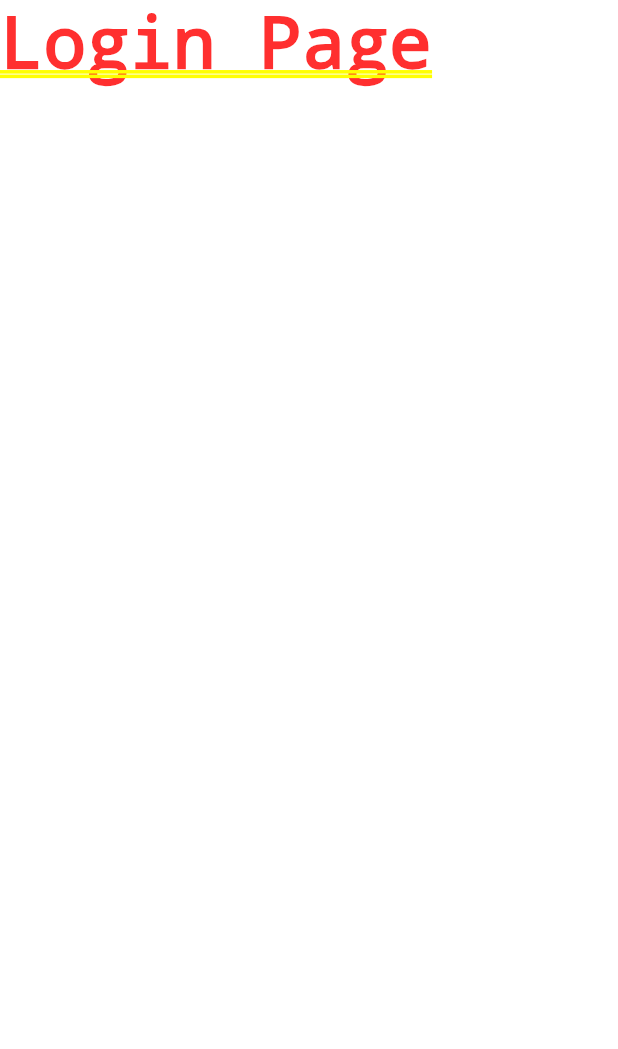
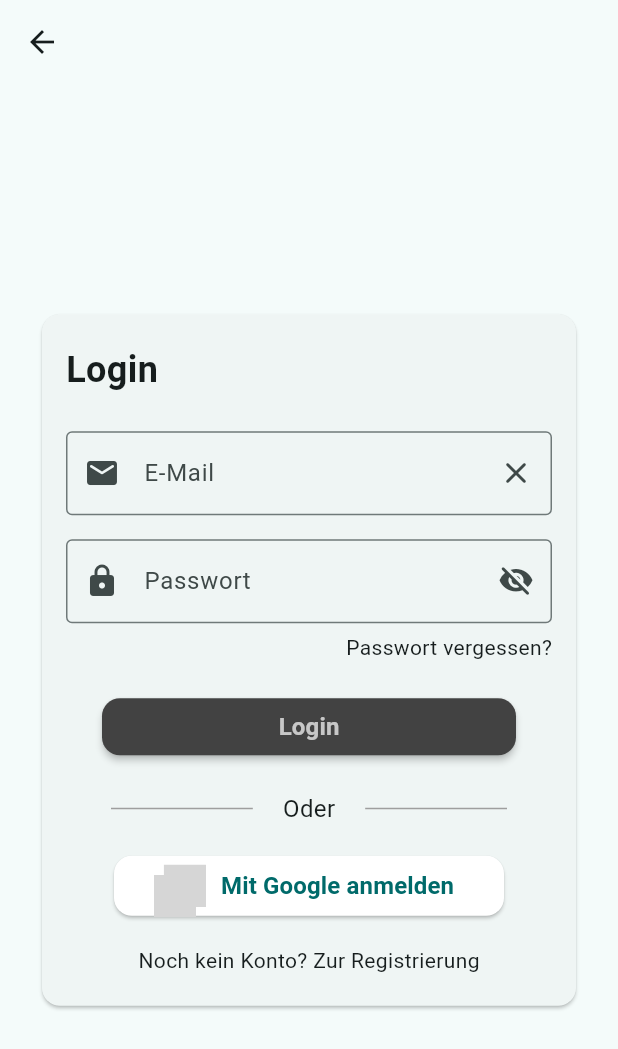
Before and after one commit to Marcel9494/haushaltsbuch_budget_tracker, a Flutter app: the screen it shows after launch, after a tap on "Registrieren", after a tap on "Bereits registriert? Zum Login", on a phone screen of 412 x 824 dp. Shown: the top 1049 px of the screen. Run offline on Flutter 3.47's test engine with Material 3 defaults, Android fonts, the phone set to English and light mode, and no system bars; drawn by our look-alikes of rounded_loading_button; our stand-ins replace another_flushbar, auth_buttons, email_validator, page_transition, supabase_flutter; accounts and stored records are empty; network calls fail; grey boxes are pictures that could not be loaded.

Commit message:
Login implementiert
- Der Benutzer kann sich nun mit seiner E-Mail und Passwort oder mit seiner Google E-Mail einloggen.
- PageTransitions hinzugefügt für kleine Seiten Übergangsanimationen.

```diff
--- a/lib/core/consts/animation_consts.dart
+++ b/lib/core/consts/animation_consts.dart
@@ -1,3 +1,3 @@
 const buttonResetAnimationInMs = 1200;
-const fadeInAnimationDurationInMs = 1300;
+const fadeInAnimationDurationInMs = 800;
 const fadeInAnimationDelayInMs = 200;
--- a/lib/core/consts/route_consts.dart
+++ b/lib/core/consts/route_consts.dart
@@ -1,3 +1,4 @@
 const registerRoute = 'register';
 const loginRoute = 'login';
+const forgotPasswordRoute = 'forgot_password';
 const homeRoute = 'home';
--- a/lib/core/utils/page_transitions.dart
+++ /dev/null
@@ -1,18 +0,0 @@
-import 'package:flutter/material.dart';
-
-class PageTransitions {
-  static Route fade(Widget page) => PageRouteBuilder(
-        pageBuilder: (_, __, ___) => page,
-        transitionsBuilder: (_, animation, __, child) => FadeTransition(opacity: animation, child: child),
-        transitionDuration: const Duration(milliseconds: 500),
-      );
-
-  static Route slideFromRight(Widget page) => PageRouteBuilder(
-        pageBuilder: (_, __, ___) => page,
-        transitionsBuilder: (_, animation, __, child) {
-          final offset = Tween(begin: const Offset(1, 0), end: Offset.zero).chain(CurveTween(curve: Curves.easeOut));
-          return SlideTransition(position: animation.drive(offset), child: child);
-        },
-        transitionDuration: const Duration(milliseconds: 400),
-      );
-}
--- /dev/null
+++ b/lib/features/auth/presentation/pages/forgot_password_page.dart
@@ -0,0 +1,15 @@
+import 'package:flutter/material.dart';
+
+class ForgotPasswordPage extends StatefulWidget {
+  const ForgotPasswordPage({super.key});
+
+  @override
+  State<ForgotPasswordPage> createState() => _ForgotPasswordPageState();
+}
+
+class _ForgotPasswordPageState extends State<ForgotPasswordPage> {
+  @override
+  Widget build(BuildContext context) {
+    return const Text('Forgot Password Page');
+  }
+}
--- a/lib/features/auth/presentation/pages/login_page.dart
+++ b/lib/features/auth/presentation/pages/login_page.dart
@@ -1,4 +1,20 @@
+import 'dart:async';
+
 import 'package:flutter/material.dart';
+import 'package:haushaltsbuch_budget_tracker/core/consts/route_consts.dart';
+import 'package:haushaltsbuch_budget_tracker/features/auth/presentation/widgets/buttons/forgot_password_link_button.dart';
+import 'package:rounded_loading_button/rounded_loading_button.dart';
+import 'package:supabase_flutter/supabase_flutter.dart';
+
+import '../../../../core/consts/animation_consts.dart';
+import '../../../../core/utils/app_flushbar.dart';
+import '../../../../l10n/app_localizations.dart';
+import '../../../shared/presentation/widgets/buttons/animated_loading_button.dart';
+import '../../../shared/presentation/widgets/input_fields/email_input_field.dart';
+import '../../../shared/presentation/widgets/input_fields/password_input_field.dart';
+import '../widgets/buttons/google_sign_in_button.dart';
+import '../widgets/deco/divider_with_text.dart';
+import '../widgets/deco/title_text.dart';
 
 class LoginPage extends StatefulWidget {
   const LoginPage({super.key});
@@ -8,8 +24,110 @@ class LoginPage extends StatefulWidget {
 }
 
 class _LoginPageState extends State<LoginPage> {
+  final GlobalKey<FormState> _loginFormKey = GlobalKey<FormState>();
+  final TextEditingController _emailController = TextEditingController();
+  final TextEditingController _passwordController = TextEditingController();
+  final RoundedLoadingButtonController _loginButtonController = RoundedLoadingButtonController();
+  double _cardOpacity = 0.0;
+
+  @override
+  void initState() {
+    super.initState();
+
+    Future.delayed(const Duration(milliseconds: fadeInAnimationDelayInMs), () {
+      setState(() {
+        _cardOpacity = 1.0;
+      });
+    });
+  }
+
+  Future<void> _loginUser() async {
+    final t = AppLocalizations.of(context);
+    if (_loginFormKey.currentState!.validate() == false) {
+      _loginButtonController.error();
+      Future.delayed(const Duration(milliseconds: buttonResetAnimationInMs), () {
+        _loginButtonController.reset();
+      });
+      return;
+    }
+
+    try {
+      await Supabase.instance.client.auth.signInWithPassword(
+        email: _emailController.text.trim(),
+        password: _passwordController.text.trim(),
+      );
+    } on AuthException catch (e) {
+      AppFlushbar.show(context, message: e.message);
+      _loginButtonController.error();
+      Timer(const Duration(milliseconds: buttonResetAnimationInMs), () {
+        _loginButtonController.reset();
+      });
+      return;
+    } catch (e) {
+      AppFlushbar.show(context, message: t.translate('unknown_error'));
+      _loginButtonController.error();
+      Timer(const Duration(milliseconds: buttonResetAnimationInMs), () {
+        _loginButtonController.reset();
+      });
+      return;
+    }
+
+    _loginButtonController.success();
+  }
+
   @override
   Widget build(BuildContext context) {
-    return const Text('Login Page');
+    final t = AppLocalizations.of(context);
+    return Scaffold(
+      appBar: AppBar(),
+      body: Center(
+        child: SingleChildScrollView(
+          child: Padding(
+            padding: const EdgeInsets.symmetric(horizontal: 24.0),
+            child: AnimatedOpacity(
+              duration: const Duration(milliseconds: fadeInAnimationDurationInMs),
+              curve: Curves.easeOut,
+              opacity: _cardOpacity,
+              child: Card(
+                child: Padding(
+                  padding: const EdgeInsets.symmetric(horizontal: 16.0, vertical: 20.0),
+                  child: Form(
+                    key: _loginFormKey,
+                    child: Column(
+                      mainAxisSize: MainAxisSize.min,
+                      mainAxisAlignment: MainAxisAlignment.center,
+                      children: [
+                        TitleText(text: t.translate('login')),
+                        SizedBox(height: 24),
+                        EmailInputField(emailController: _emailController),
+                        SizedBox(height: 16),
+                        PasswordInputField(passwordController: _passwordController),
+                        SizedBox(height: 6),
+                        ForgotPasswordLinkButton(),
+                        SizedBox(height: 24),
+                        AnimatedLoadingButton(
+                          controller: _loginButtonController,
+                          text: t.translate('login'),
+                          onPressed: () => _loginUser(),
+                        ),
+                        SizedBox(height: 24),
+                        DividerWithText(text: t.translate('or')),
+                        SizedBox(height: 20),
+                        GoogleSignInButton(text: t.translate('login_with_google')),
+                        SizedBox(height: 20),
+                        GestureDetector(
+                          onTap: () => Navigator.pushNamed(context, registerRoute),
+                          child: Text(t.translate('no_account_yet')),
+                        ),
+                      ],
+                    ),
+                  ),
+                ),
+              ),
+            ),
+          ),
+        ),
+      ),
+    );
   }
 }
--- a/lib/features/auth/presentation/pages/register_page.dart
+++ b/lib/features/auth/presentation/pages/register_page.dart
@@ -9,12 +9,11 @@ import 'package:rounded_loading_button/rounded_loading_button.dart';
 import 'package:supabase_flutter/supabase_flutter.dart';
 
 import '../../../../core/consts/animation_consts.dart';
+import '../../../../core/consts/route_consts.dart';
 import '../../../../core/utils/app_flushbar.dart';
-import '../../../../core/utils/page_transitions.dart';
 import '../../../../l10n/app_localizations.dart';
 import '../../../shared/presentation/widgets/buttons/animated_loading_button.dart';
 import '../widgets/deco/title_text.dart';
-import 'login_page.dart';
 
 class RegisterPage extends StatefulWidget {
   const RegisterPage({super.key});
@@ -79,6 +78,7 @@ class _RegisterPageState extends State<RegisterPage> {
   Widget build(BuildContext context) {
     final t = AppLocalizations.of(context);
     return Scaffold(
+      appBar: AppBar(),
       body: Center(
         child: SingleChildScrollView(
           child: Padding(
@@ -113,7 +113,7 @@ class _RegisterPageState extends State<RegisterPage> {
                         GoogleSignInButton(text: t.translate('register_with_google')),
                         SizedBox(height: 20),
                         GestureDetector(
-                          onTap: () => Navigator.of(context).push(PageTransitions.slideFromRight(const LoginPage())),
+                          onTap: () => Navigator.pushNamed(context, loginRoute),
                           child: Text(t.translate('already_have_account')),
                         ),
                       ],
--- /dev/null
+++ b/lib/features/auth/presentation/widgets/buttons/forgot_password_link_button.dart
@@ -0,0 +1,22 @@
+import 'package:flutter/material.dart';
+import 'package:haushaltsbuch_budget_tracker/l10n/app_localizations.dart';
+
+import '../../../../../core/consts/route_consts.dart';
+
+class ForgotPasswordLinkButton extends StatelessWidget {
+  const ForgotPasswordLinkButton({super.key});
+
+  @override
+  Widget build(BuildContext context) {
+    final t = AppLocalizations.of(context);
+    return Row(
+      mainAxisAlignment: MainAxisAlignment.end,
+      children: [
+        GestureDetector(
+          onTap: () => Navigator.pushNamed(context, forgotPasswordRoute),
+          child: Text(t.translate('forgot_password')),
+        ),
+      ],
+    );
+  }
+}
--- a/lib/l10n/app_de.dart
+++ b/lib/l10n/app_de.dart
@@ -6,6 +6,10 @@ const Map<String, String> de = {
   'password': 'Passwort',
   'or': 'Oder',
   'already_have_account': 'Bereits registriert? Zum Login',
+  'login': 'Login',
+  'forgot_password': 'Passwort vergessen?',
+  'login_with_google': 'Mit Google anmelden',
+  'no_account_yet': 'Noch kein Konto? Zur Registrierung',
   // Error Messages
   'empty_email_error': 'Bitte geben Sie eine E-Mail Adresse ein.',
   'invalid_email_error': 'Bitte geben Sie eine gültige E-Mail Adresse ein.',
--- a/lib/main.dart
+++ b/lib/main.dart
@@ -1,6 +1,8 @@
 import 'package:flutter/material.dart';
 import 'package:flutter/services.dart';
 import 'package:flutter_localizations/flutter_localizations.dart';
+import 'package:haushaltsbuch_budget_tracker/features/auth/presentation/pages/forgot_password_page.dart';
+import 'package:page_transition/page_transition.dart';
 import 'package:supabase_flutter/supabase_flutter.dart';
 
 import 'core/consts/route_consts.dart';
@@ -96,9 +98,31 @@ class MyApp extends StatelessWidget {
       navigatorKey: navigatorKey,
       home: const RegisterPage(),
       routes: {
-        registerRoute: (context) => const RegisterPage(),
-        loginRoute: (context) => const LoginPage(),
-        homeRoute: (context) => const HomePage(),
+        forgotPasswordRoute: (context) => const ForgotPasswordPage(),
+      },
+      onGenerateRoute: (settings) {
+        switch (settings.name) {
+          case registerRoute:
+            return PageTransition(
+              type: PageTransitionType.fade,
+              settings: settings,
+              child: RegisterPage(),
+            );
+          case loginRoute:
+            return PageTransition(
+              type: PageTransitionType.fade,
+              settings: settings,
+              child: LoginPage(),
+            );
+          case homeRoute:
+            return PageTransition(
+              type: PageTransitionType.fade,
+              settings: settings,
+              child: HomePage(),
+            );
+          default:
+            return null;
+        }
       },
     );
   }
--- a/pubspec.yaml
+++ b/pubspec.yaml
@@ -39,6 +39,7 @@ dependencies:
   auth_buttons: ^3.0.3
   another_flushbar: ^1.12.32
   email_validator: ^2.1.17
+  page_transition: ^2.2.1
   flutter_localization: ^0.3.3
 
 dev_dependencies:
```
